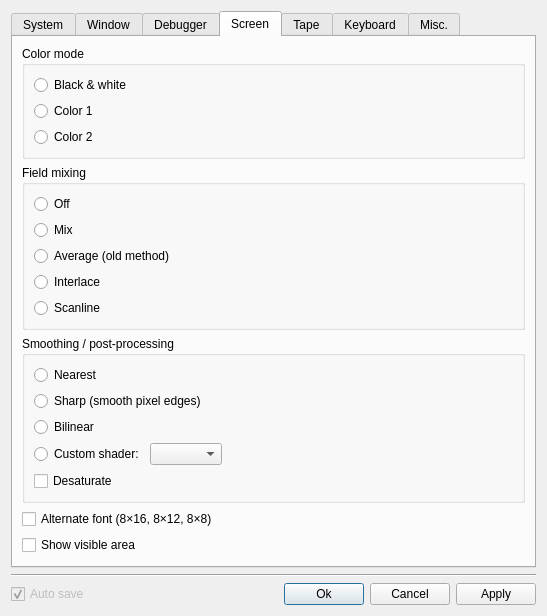
Before: the Qt Designer form src/qt/qtSettingsDialog.ui in vpyk/emu80v4, drawn with Qt 5.
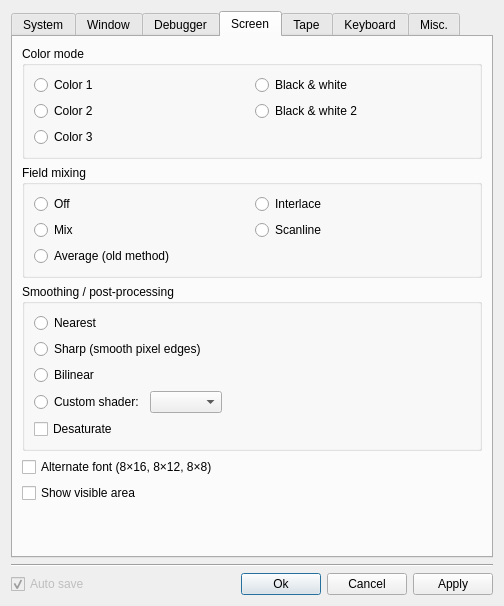
After: the same form once the commit is applied. The open tabs and pages were chosen to show the change.

Commit message: Fix color mode settings in the setings dialog for Apogey, RK-86 adn KR-04

The edit to the form file:
```diff
--- a/src/qt/qtSettingsDialog.ui
+++ b/src/qt/qtSettingsDialog.ui
@@ -6,10 +6,16 @@
    <rect>
     <x>0</x>
     <y>0</y>
-    <width>547</width>
-    <height>609</height>
+    <width>491</width>
+    <height>606</height>
    </rect>
   </property>
+  <property name="sizePolicy">
+   <sizepolicy hsizetype="Preferred" vsizetype="Preferred">
+    <horstretch>0</horstretch>
+    <verstretch>0</verstretch>
+   </sizepolicy>
+  </property>
   <property name="windowTitle">
    <string>Settings</string>
   </property>
@@ -1125,28 +1131,42 @@
          <property name="title">
           <string>Color mode</string>
          </property>
-         <layout class="QVBoxLayout" name="verticalLayout_11">
-          <item>
+         <layout class="QGridLayout" name="gridLayout_2">
+          <item row="2" column="0">
+           <widget class="QRadioButton" name="color2RadioButton">
+            <property name="text">
+             <string notr="true">Color 2</string>
+            </property>
+           </widget>
+          </item>
+          <item row="3" column="0">
+           <widget class="QRadioButton" name="color3RadioButton">
+            <property name="text">
+             <string notr="true">Color 3</string>
+            </property>
+           </widget>
+          </item>
+          <item row="1" column="1">
            <widget class="QRadioButton" name="bwRadioButton">
             <property name="text">
              <string notr="true">Black &amp;&amp; white</string>
             </property>
            </widget>
           </item>
-          <item>
+          <item row="2" column="1">
+           <widget class="QRadioButton" name="bw2RadioButton">
+            <property name="text">
+             <string notr="true">Black &amp;&amp; white 2</string>
+            </property>
+           </widget>
+          </item>
+          <item row="1" column="0">
            <widget class="QRadioButton" name="color1RadioButton">
             <property name="text">
              <string notr="true">Color 1</string>
             </property>
            </widget>
           </item>
-          <item>
-           <widget class="QRadioButton" name="color2RadioButton">
-            <property name="text">
-             <string notr="true">Color 2</string>
-            </property>
-           </widget>
-          </item>
          </layout>
         </widget>
        </item>
@@ -1155,36 +1175,36 @@
          <property name="title">
           <string>Field mixing</string>
          </property>
-         <layout class="QVBoxLayout" name="verticalLayout_10">
-          <item>
+         <layout class="QGridLayout" name="gridLayout_3">
+          <item row="0" column="0">
            <widget class="QRadioButton" name="mixingOffRadioButton">
             <property name="text">
              <string>Off</string>
             </property>
            </widget>
           </item>
-          <item>
-           <widget class="QRadioButton" name="mixingMixRadioButton">
-            <property name="text">
-             <string>Mix</string>
-            </property>
-           </widget>
-          </item>
-          <item>
+          <item row="2" column="0">
            <widget class="QRadioButton" name="mixingAverageRadioButton">
             <property name="text">
              <string>Average (old method)</string>
             </property>
            </widget>
           </item>
-          <item>
+          <item row="1" column="0">
+           <widget class="QRadioButton" name="mixingMixRadioButton">
+            <property name="text">
+             <string>Mix</string>
+            </property>
+           </widget>
+          </item>
+          <item row="0" column="1">
            <widget class="QRadioButton" name="mixingInterlaceRadioButton">
             <property name="text">
              <string>Interlace</string>
             </property>
            </widget>
           </item>
-          <item>
+          <item row="1" column="1">
            <widget class="QRadioButton" name="mixingScanlineRadioButton">
             <property name="text">
              <string>Scanline</string>
```
Left out of the diff: 6 changed lines with no effect on the pictures. The commit also changes 3 other files.
